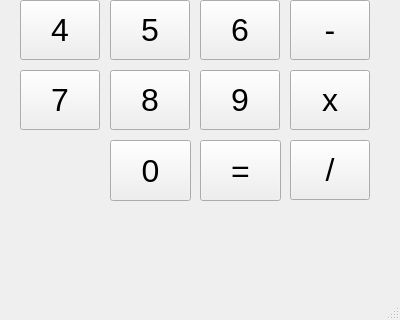
Qt form calc.ui (Krzysiaczek-kris/Calculator) before a commit; both pictures show x 0 to 400 and y 280 to 600 of the 400 by 600 pixel window.
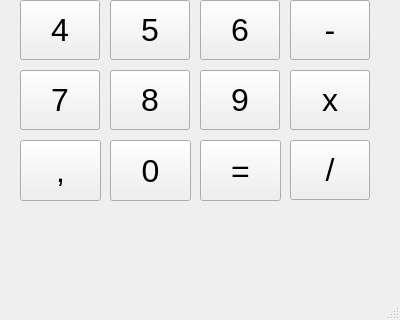
The same form after that commit.

Commit message: added float support

Patch:
```diff
--- a/calc.ui
+++ b/calc.ui
@@ -470,6 +470,24 @@
      </size>
     </property>
    </widget>
+   <widget class="QPushButton" name="pushButton_comma">
+    <property name="geometry">
+     <rect>
+      <x>20</x>
+      <y>420</y>
+      <width>81</width>
+      <height>61</height>
+     </rect>
+    </property>
+    <property name="font">
+     <font>
+      <pointsize>24</pointsize>
+     </font>
+    </property>
+    <property name="text">
+     <string>,</string>
+    </property>
+   </widget>
   </widget>
   <widget class="QMenuBar" name="menubar">
    <property name="geometry">
```
The commit also changes 1 other file.
